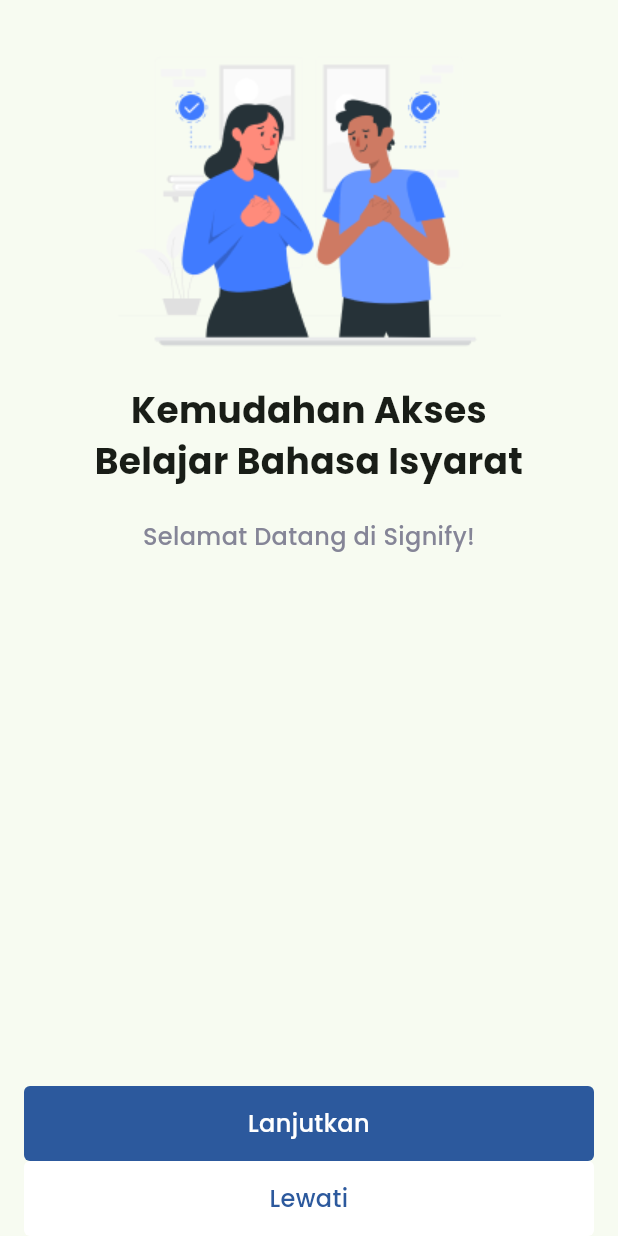
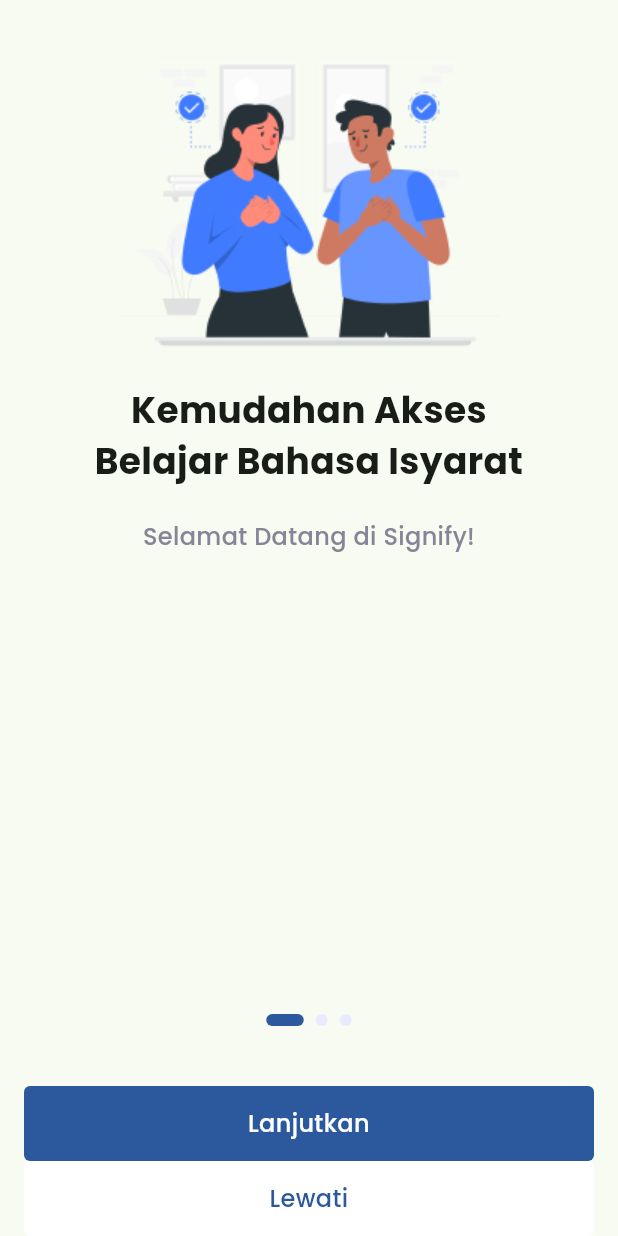
Before and after one commit to ayuaprliia/Flutter-App, a Flutter app: the screen it shows after launch, on a phone screen of 412 x 824 dp. Run offline on Flutter 3.47's test engine with Material 3 defaults, Android fonts, the phone set to English and light mode, and no system bars.

Commit message:
adding indicatior

```diff
--- a/lib/views/onboarding.dart
+++ b/lib/views/onboarding.dart
@@ -27,6 +27,8 @@ class OnboardingView extends StatefulWidget {
 }
 
 class OnboardingViewState extends State<OnboardingView> {
+  final PageController pageController = PageController();
+
   @override
   Widget build(BuildContext context) {
     return Scaffold(
@@ -65,6 +67,32 @@ class OnboardingViewState extends State<OnboardingView> {
 
             Column(
               children: [
+                Padding(
+                  padding: const EdgeInsets.symmetric(vertical: 40),
+                  child: Wrap(
+                    spacing: 8,
+                    children: [
+                      Container(
+                        decoration: BoxDecoration(color: blueColor,
+                        borderRadius: BorderRadius.circular(10)),
+                        height: 8,
+                        width: 25,
+                      ),
+                      Container(
+                        decoration: BoxDecoration(color: grayColor,
+                        borderRadius: BorderRadius.circular(10)),
+                        height: 8,
+                        width: 8,
+                      ),
+                      Container(
+                        decoration: BoxDecoration(color: grayColor,
+                        borderRadius: BorderRadius.circular(10)),
+                        height: 8,
+                        width: 8,
+                      ),
+                    ],
+                  ),
+                ),
                 Padding(
                   padding: const EdgeInsets.symmetric(horizontal:16),
                   child: GestureDetector(
```
